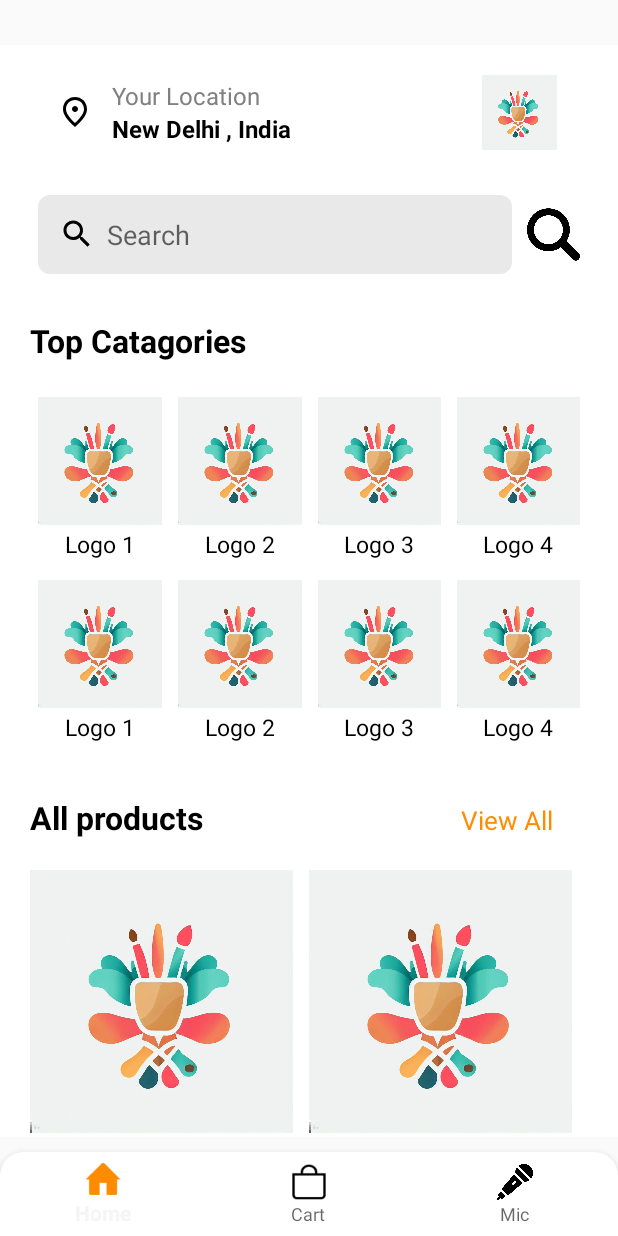
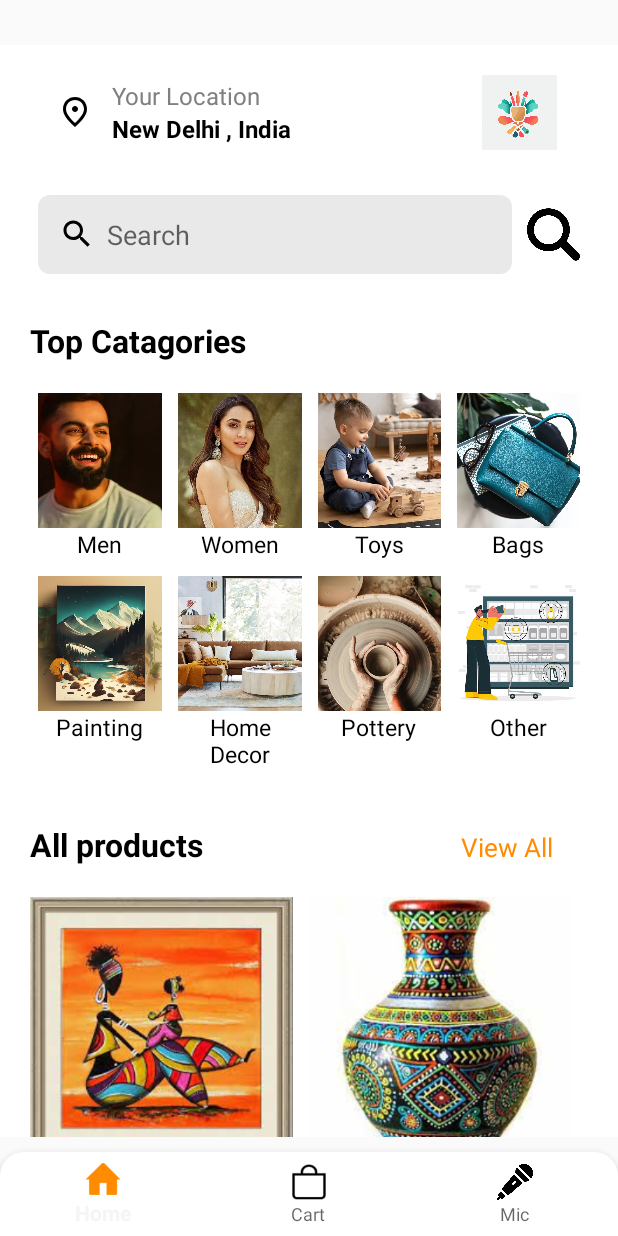
Before and after one commit to karanchhillar/Artify, an Android app: the screen it shows after launch once a user with an empty profile is signed in (MainActivity), on a phone screen of 412 x 824 dp. Run offline under Robolectric (Android 15) with nearby library versions, the phone set to English and light mode, and no system bars; our stand-ins replace Firebase (no records; nobody signed in at launch, a user with empty details on screens opened directly); plain views replace StickyScrollView; Roboto replaces fonts that are not available here.

Commit message:
1) fragment_home.xml ui updated and retrieval function is added in ViewModel.kt

```diff
--- a/app/build.gradle
+++ b/app/build.gradle
@@ -79,5 +79,5 @@ dependencies {
 
     implementation 'mx.jesusmartinoza:sweet-password:0.2'
 
-    implementation "androidx.lifecycle:lifecycle-viewmodel-ktx:2.5.1"
+    implementation "androidx.lifecycle:lifecycle-viewmodel-ktx:2.6.1"
 }
--- a/app/src/main/java/com/example/aritify/AllProduct.kt
+++ b/app/src/main/java/com/example/aritify/AllProduct.kt
@@ -25,6 +25,11 @@ class AllProduct : AppCompatActivity() {
         binding = ActivityAllProductBinding.inflate(layoutInflater)
         setContentView(binding.root)
 
+        val category = intent.getStringExtra("Category")
+
+
+        binding.categoryTextView2.setText(category)
+
         val window = this.window
         window.addFlags(WindowManager.LayoutParams.FLAG_DRAWS_SYSTEM_BAR_BACKGROUNDS)
         window.clearFlags(WindowManager.LayoutParams.FLAG_TRANSLUCENT_STATUS)
@@ -34,12 +39,22 @@ class AllProduct : AppCompatActivity() {
         val allProductAdapter = AllProductAdapter()
 
 
-        vm.myItem.observe(this, Observer {
-            allProductAdapter.setItemList1(it)
-            allProductAdapter.notifyDataSetChanged()
+        if (category == "All Products") {
+            vm.myItem.observe(this, Observer {
+                allProductAdapter.setItemList1(it)
+                allProductAdapter.notifyDataSetChanged()
 //            allProductAdapter.setItemList1(it)
-            Toast.makeText(this, "${it.price[0]}", Toast.LENGTH_SHORT).show()
-        })
+                Toast.makeText(this, "${it.price[0]}", Toast.LENGTH_SHORT).show()
+            })
+        }else{
+            vm.retrive_item_data_category(category!!)
+            vm.myCatItem.observe(this, Observer {
+                allProductAdapter.setItemList1(it)
+                allProductAdapter.notifyDataSetChanged()
+//            allProductAdapter.setItemList1(it)
+                Toast.makeText(this, "${it.price[0]}", Toast.LENGTH_SHORT).show()
+            })
+        }
 
         binding.productRecylerview.adapter = allProductAdapter
 
--- a/app/src/main/java/com/example/aritify/fragment/HomeFragment.kt
+++ b/app/src/main/java/com/example/aritify/fragment/HomeFragment.kt
@@ -31,11 +31,45 @@ class HomeFragment : Fragment() {
         super.onViewCreated(view, savedInstanceState)
 
 
+        binding.llmen.setOnClickListener {
+
+            showAllProductCategory("Mens")
+
+        }
+        binding.llwomen.setOnClickListener {
+            showAllProductCategory("Womens")
+        }
+        binding.llhomedecore.setOnClickListener {
+            showAllProductCategory("Home Decor")
+        }
+        binding.llpottery.setOnClickListener {
+            showAllProductCategory("Pottery")
+        }
+        binding.llpainting.setOnClickListener {
+            showAllProductCategory("Painting")
+        }
+        binding.lltoys.setOnClickListener {
+            showAllProductCategory("Toys")
+        }
+        binding.llbags.setOnClickListener {
+            showAllProductCategory("Bags")
+        }
+        binding.llother.setOnClickListener {
+            showAllProductCategory("Others")
+        }
+
         binding.allProductViewAll.setOnClickListener {
-            startActivity(Intent(requireContext() , AllProduct::class.java))
+            showAllProductCategory("All Products")
         }
         binding.searchButton.setOnClickListener {
             startActivity(Intent(requireContext() , ProductDetails::class.java))
         }
     }
+
+    private fun showAllProductCategory(s: String) {
+        val intent = Intent(requireContext(),AllProduct::class.java)
+        intent.putExtra("Category" , s)
+        startActivity(intent)
+
+    }
 }
--- a/app/src/main/java/com/example/aritify/mvvm/ViewModel.kt
+++ b/app/src/main/java/com/example/aritify/mvvm/ViewModel.kt
@@ -54,4 +54,23 @@ class ViewModel : ViewModel() {
         }catch (_: Exception){}
     }
 
+    val myCatItem = MutableLiveData<AllProductsData>()
+    fun retrive_item_data_category(collectionName : String) =viewModelScope.launch (Dispatchers.IO){
+        firestore = FirebaseFirestore.getInstance()
+        auth = FirebaseAuth.getInstance()
+        try {
+            firestore.collection("Category").document(collectionName)
+                .addSnapshotListener{value , error->
+
+                    if (error != null){
+                        return@addSnapshotListener
+                    }
+                    if (value!!.exists()) {
+                        val itemData = value.toObject(AllProductsData::class.java)
+                        myCatItem.value = itemData!!
+                    }
+                }
+        }catch (_: Exception){}
+    }
+
 }
--- a/app/src/main/res/layout/fragment_home.xml
+++ b/app/src/main/res/layout/fragment_home.xml
@@ -141,6 +141,7 @@
             app:layout_constraintTop_toBottomOf="@id/ll_3">
 
             <LinearLayout
+                android:id="@+id/llmen"
                 android:layout_width="wrap_content"
                 android:layout_height="wrap_content"
                 android:layout_weight="1"
@@ -151,17 +152,19 @@
                     android:layout_width="85dp"
                     android:layout_height="90dp"
                     android:layout_gravity="center"
-                    android:src="@drawable/app_logo" />
+                    android:src="@drawable/img_virat"
+                    android:scaleType="centerCrop"/>
 
                 <TextView
                     android:layout_width="wrap_content"
                     android:layout_height="wrap_content"
                     android:layout_gravity="center"
-                    android:text="Logo 1"
+                    android:text="Men"
                     android:textAppearance="@style/top_cat_text" />
             </LinearLayout>
 
             <LinearLayout
+                android:id="@+id/llwomen"
                 android:layout_width="wrap_content"
                 android:layout_height="wrap_content"
                 android:layout_weight="1"
@@ -172,17 +175,19 @@
                     android:layout_width="85dp"
                     android:layout_height="90dp"
                     android:layout_gravity="center"
-                    android:src="@drawable/app_logo" />
+                    android:src="@drawable/img"
+                    android:scaleType="centerCrop"/>
 
                 <TextView
                     android:layout_width="wrap_content"
                     android:layout_height="wrap_content"
                     android:layout_gravity="center"
-                    android:text="Logo 2"
+                    android:text="Women"
                     android:textAppearance="@style/top_cat_text" />
             </LinearLayout>
 
             <LinearLayout
+                android:id="@+id/lltoys"
                 android:layout_width="wrap_content"
                 android:layout_height="wrap_content"
                 android:layout_weight="1"
@@ -193,17 +198,19 @@
                     android:layout_width="85dp"
                     android:layout_height="90dp"
                     android:layout_gravity="center"
-                    android:src="@drawable/app_logo" />
+                    android:src="@drawable/img_real_toy"
+                    android:scaleType="centerCrop"/>
 
                 <TextView
                     android:layout_width="wrap_content"
                     android:layout_height="wrap_content"
                     android:layout_gravity="center"
-                    android:text="Logo 3"
+                    android:text="Toys"
                     android:textAppearance="@style/top_cat_text" />
             </LinearLayout>
 
             <LinearLayout
+                android:id="@+id/llbags"
                 android:layout_width="wrap_content"
                 android:layout_height="wrap_content"
                 android:layout_weight="1"
@@ -214,13 +221,14 @@
                     android:layout_width="85dp"
                     android:layout_height="90dp"
                     android:layout_gravity="center"
-                    android:src="@drawable/app_logo" />
+                    android:src="@drawable/img_real_bag"
+                    android:scaleType="centerCrop"/>
 
                 <TextView
                     android:layout_width="wrap_content"
                     android:layout_height="wrap_content"
                     android:layout_gravity="center"
-                    android:text="Logo 4"
+                    android:text="Bags"
                     android:textAppearance="@style/top_cat_text" />
             </LinearLayout>
 
@@ -239,6 +247,7 @@
             app:layout_constraintTop_toBottomOf="@id/ll_4">
 
             <LinearLayout
+                android:id="@+id/llpainting"
                 android:layout_width="wrap_content"
                 android:layout_height="wrap_content"
                 android:layout_weight="1"
@@ -249,17 +258,19 @@
                     android:layout_width="85dp"
                     android:layout_height="90dp"
                     android:layout_gravity="center"
-                    android:src="@drawable/app_logo" />
+                    android:src="@drawable/img_painting"
+                    android:scaleType="centerCrop"/>
 
                 <TextView
                     android:layout_width="wrap_content"
                     android:layout_height="wrap_content"
                     android:layout_gravity="center"
-                    android:text="Logo 1"
+                    android:text="Painting"
                     android:textAppearance="@style/top_cat_text" />
             </LinearLayout>
 
             <LinearLayout
+                android:id="@+id/llhomedecore"
                 android:layout_width="wrap_content"
                 android:layout_height="wrap_content"
                 android:layout_weight="1"
@@ -270,17 +281,20 @@
                     android:layout_width="85dp"
                     android:layout_height="90dp"
                     android:layout_gravity="center"
-                    android:src="@drawable/app_logo" />
+                    android:src="@drawable/img_real_home"
+                    android:scaleType="centerCrop"/>
 
                 <TextView
                     android:layout_width="wrap_content"
                     android:layout_height="wrap_content"
                     android:layout_gravity="center"
-                    android:text="Logo 2"
+                    android:textAlignment="center"
+                    android:text="Home Decor"
                     android:textAppearance="@style/top_cat_text" />
             </LinearLayout>
 
             <LinearLayout
+                android:id="@+id/llpottery"
                 android:layout_width="wrap_content"
                 android:layout_height="wrap_content"
                 android:layout_weight="1"
@@ -291,17 +305,19 @@
                     android:layout_width="85dp"
                     android:layout_height="90dp"
                     android:layout_gravity="center"
-                    android:src="@drawable/app_logo" />
+                    android:src="@drawable/img_real_pot"
+                    android:scaleType="centerCrop"/>
 
                 <TextView
                     android:layout_width="wrap_content"
                     android:layout_height="wrap_content"
                     android:layout_gravity="center"
-                    android:text="Logo 3"
+                    android:text="Pottery"
                     android:textAppearance="@style/top_cat_text" />
             </LinearLayout>
 
             <LinearLayout
+                android:id="@+id/llother"
                 android:layout_width="wrap_content"
                 android:layout_height="wrap_content"
                 android:layout_weight="1"
@@ -312,13 +328,14 @@
                     android:layout_width="85dp"
                     android:layout_height="90dp"
                     android:layout_gravity="center"
-                    android:src="@drawable/app_logo" />
+                    android:src="@drawable/img_other"
+                    android:scaleType="centerCrop"/>
 
                 <TextView
                     android:layout_width="wrap_content"
                     android:layout_height="wrap_content"
                     android:layout_gravity="center"
-                    android:text="Logo 4"
+                    android:text="Other"
                     android:textAppearance="@style/top_cat_text" />
             </LinearLayout>
 
@@ -375,6 +392,7 @@
                 android:orientation="horizontal">
 
                 <LinearLayout
+                    android:id="@+id/llartpeice"
                     android:layout_width="wrap_content"
                     android:layout_height="wrap_content"
                     android:layout_weight="1"
@@ -385,10 +403,10 @@
                         android:layout_width="175dp"
                         android:layout_height="185dp"
                         android:layout_gravity="center"
-                        android:src="@drawable/app_logo" />
+                        android:src="@drawable/painting" />
 
                     <LinearLayout
-                        android:layout_width="wrap_content"
+                        android:layout_width="match_parent"
                         android:layout_height="match_parent"
                         android:orientation="horizontal">
                         <TextView
@@ -398,10 +416,13 @@
                             android:layout_weight="4"
                             android:maxLength="25"
                             android:layout_marginEnd="5dp"
-                            android:maxLines="@integer/material_motion_duration_long_2"
-                            android:text="Product name , details"
+                            android:textSize="18sp"
+                            android:text="Art Piece"
                             android:layout_marginStart="5dp"
+                            android:textColor="@color/black"
+                            android:textStyle="bold"
                             android:textAppearance="@style/top_cat_text" />
+
 
                         <ImageView
                             android:layout_width="30dp"
@@ -413,11 +434,24 @@
 
 
                     <TextView
+                        android:layout_width="match_parent"
+                        android:layout_height="wrap_content"
+                        android:layout_gravity="start"
+                        android:layout_marginTop="5dp"
+                        android:text="Multicolor Aluminium Square African Modern Art Canvas Painting, Size: 24 X 24 Inches"
+
+                        android:textColor="@color/grey"
+                        android:layout_marginStart="5dp"
+                        android:maxLines="2"
+                        android:ellipsize="end"
+
+                        android:textAppearance="@style/top_cat_text" />
+                    <TextView
                         android:layout_width="wrap_content"
                         android:layout_height="wrap_content"
                         android:layout_gravity="start"
                         android:layout_marginTop="5dp"
-                        android:text="₹9999"
+                        android:text="₹13499"
                         android:maxLength="10"
                         android:layout_marginStart="5dp"
                         android:textStyle="bold"
@@ -426,6 +460,7 @@
                 </LinearLayout>
 
                 <LinearLayout
+                    android:id="@+id/llpot"
                     android:layout_width="wrap_content"
                     android:layout_height="wrap_content"
                     android:layout_weight="1"
@@ -436,10 +471,10 @@
                         android:layout_width="175dp"
                         android:layout_height="185dp"
                         android:layout_gravity="center"
-                        android:src="@drawable/app_logo" />
+                        android:src="@drawable/pot" />
 
                     <LinearLayout
-                        android:layout_width="wrap_content"
+                        android:layout_width="match_parent"
                         android:layout_height="match_parent"
                         android:orientation="horizontal">
                         <TextView
@@ -449,10 +484,13 @@
                             android:layout_weight="4"
                             android:maxLength="25"
                             android:layout_marginEnd="5dp"
-                            android:maxLines="@integer/material_motion_duration_long_2"
-                            android:text="Product name , details"
+                            android:textSize="18sp"
+                            android:text="Artistic Pot"
                             android:layout_marginStart="5dp"
+                            android:textColor="@color/black"
+                            android:textStyle="bold"
                             android:textAppearance="@style/top_cat_text" />
+
 
                         <ImageView
                             android:layout_width="30dp"
@@ -464,15 +502,29 @@
 
 
                     <TextView
+                        android:layout_width="match_parent"
+                        android:layout_height="wrap_content"
+                        android:layout_gravity="start"
+                        android:layout_marginTop="5dp"
+                        android:text="Flower Pot- Ceramic Pot- Original and hand crafted  work"
+
+                        android:textColor="@color/grey"
+                        android:layout_marginStart="5dp"
+                        android:maxLines="2"
+                        android:ellipsize="end"
+
+                        android:textAppearance="@style/top_cat_text" />
+
+                    <TextView
                         android:layout_width="wrap_content"
                         android:layout_height="wrap_content"
                         android:layout_gravity="start"
+                        android:layout_marginStart="5dp"
                         android:layout_marginTop="5dp"
-                        android:text="₹9999"
                         android:maxLength="10"
-                        android:layout_marginStart="5dp"
-                        android:textStyle="bold"
-                        android:textAppearance="@style/top_cat_text" />
+                        android:text="₹2799"
+                        android:textAppearance="@style/top_cat_text"
+                        android:textStyle="bold" />
 
                 </LinearLayout>
 
@@ -484,6 +536,7 @@
                 android:orientation="horizontal">
 
                 <LinearLayout
+                    android:id="@+id/lltoyhorse"
                     android:layout_width="wrap_content"
                     android:layout_height="wrap_content"
                     android:layout_weight="1"
@@ -494,10 +547,10 @@
                         android:layout_width="175dp"
                         android:layout_height="185dp"
                         android:layout_gravity="center"
-                        android:src="@drawable/app_logo" />
+                        android:src="@drawable/toy_horse" />
 
                     <LinearLayout
-                        android:layout_width="wrap_content"
+                        android:layout_width="match_parent"
                         android:layout_height="match_parent"
                         android:orientation="horizontal">
                         <TextView
@@ -507,10 +560,13 @@
                             android:layout_weight="4"
                             android:maxLength="25"
                             android:layout_marginEnd="5dp"
-                            android:maxLines="@integer/material_motion_duration_long_2"
-                            android:text="Product name , details"
+                            android:textSize="18sp"
+                            android:text="Toy Horse"
                             android:layout_marginStart="5dp"
+                            android:textColor="@color/black"
+                            android:textStyle="bold"
                             android:textAppearance="@style/top_cat_text" />
+
 
                         <ImageView
                             android:layout_width="30dp"
@@ -522,11 +578,24 @@
 
 
                     <TextView
+                        android:layout_width="match_parent"
+                        android:layout_height="wrap_content"
+                        android:layout_gravity="start"
+                        android:layout_marginTop="5dp"
+                        android:text="Toy for todlers"
+
+                        android:textColor="@color/grey"
+                        android:layout_marginStart="5dp"
+                        android:maxLines="2"
+                        android:ellipsize="end"
+
+                        android:textAppearance="@style/top_cat_text" />
+                    <TextView
                         android:layout_width="wrap_content"
                         android:layout_height="wrap_content"
                         android:layout_gravity="start"
                         android:layout_marginTop="5dp"
-                        android:text="₹9999"
+                        android:text="₹599"
                         android:maxLength="10"
                         android:layout_marginStart="5dp"
                         android:textStyle="bold"
@@ -535,6 +604,7 @@
                 </LinearLayout>
 
                 <LinearLayout
+                    android:id="@+id/lljutebag"
                     android:layout_width="wrap_content"
                     android:layout_height="wrap_content"
                     android:layout_weight="1"
@@ -545,10 +615,10 @@
                         android:layout_width="175dp"
                         android:layout_height="185dp"
                         android:layout_gravity="center"
-                        android:src="@drawable/app_logo" />
+                        android:src="@drawable/jute_bag" />
 
                     <LinearLayout
-                        android:layout_width="wrap_content"
+                        android:layout_width="match_parent"
                         android:layout_height="match_parent"
                         android:orientation="horizontal">
                         <TextView
@@ -558,10 +628,13 @@
                             android:layout_weight="4"
                             android:maxLength="25"
                             android:layout_marginEnd="5dp"
-                            android:maxLines="@integer/material_motion_duration_long_2"
-                            android:text="Product name , details"
+                            android:textSize="18sp"
+                            android:text="Jute Bag"
                             android:layout_marginStart="5dp"
+                            android:textColor="@color/black"
+                            android:textStyle="bold"
                             android:textAppearance="@style/top_cat_text" />
+
 
                         <ImageView
                             android:layout_width="30dp"
@@ -573,11 +646,24 @@
 
 
                     <TextView
+                        android:layout_width="match_parent"
+                        android:layout_height="wrap_content"
+                        android:layout_gravity="start"
+                        android:layout_marginTop="5dp"
+                        android:text="Bag for daily use made up of jute"
+
+                        android:textColor="@color/grey"
+                        android:layout_marginStart="5dp"
+                        android:maxLines="2"
+                        android:ellipsize="end"
+
+                        android:textAppearance="@style/top_cat_text" />
+                    <TextView
                         android:layout_width="wrap_content"
                         android:layout_height="wrap_content"
                         android:layout_gravity="start"
                         android:layout_marginTop="5dp"
-                        android:text="₹9999"
+                        android:text="₹249"
                         android:maxLength="10"
                         android:layout_marginStart="5dp"
                         android:textStyle="bold"
```
Also changed, not shown: app/src/main/res/drawable/img.jpg (added), app/src/main/res/drawable/img_other.png (added), app/src/main/res/drawable/img_painting.png (added), app/src/main/res/drawable/img_real_bag.jpg (added), app/src/main/res/drawable/img_real_home.jpg (added), app/src/main/res/drawable/img_real_pot.jpg (added), app/src/main/res/drawable/img_real_toy.jpg (added), app/src/main/res/drawable/img_virat.jpg (added), app/src/main/res/drawable/jute_bag.png (added), app/src/main/res/drawable/painting.png (added), app/src/main/res/drawable/pot.png (added), app/src/main/res/drawable/toy_horse.png (added).
